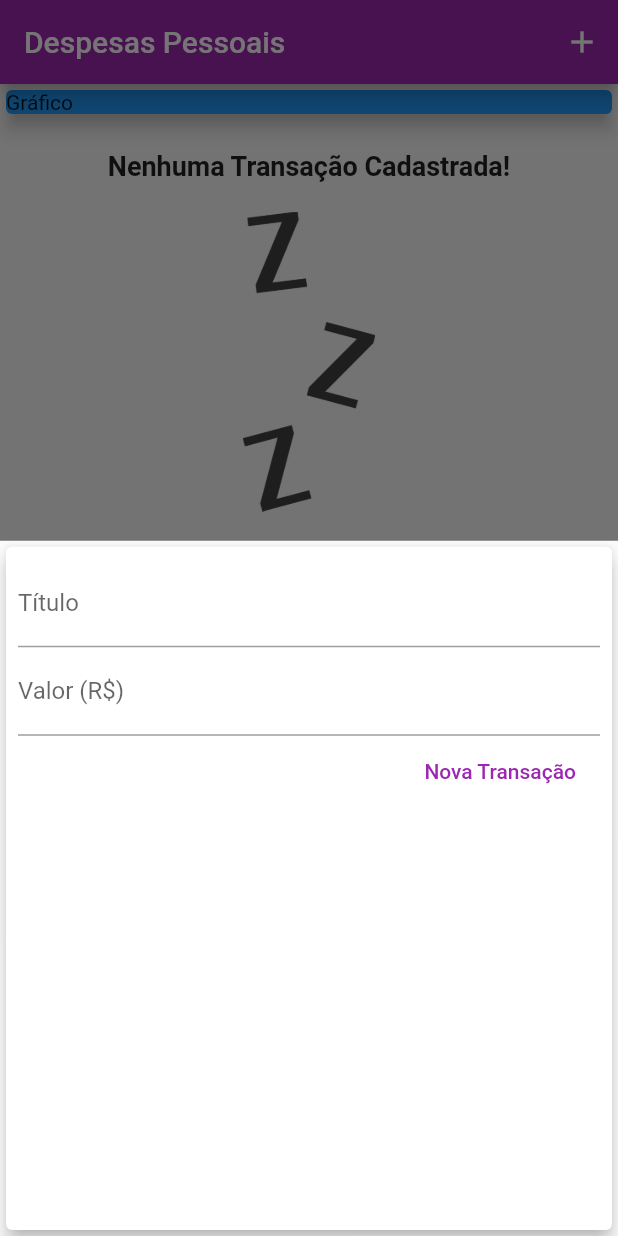
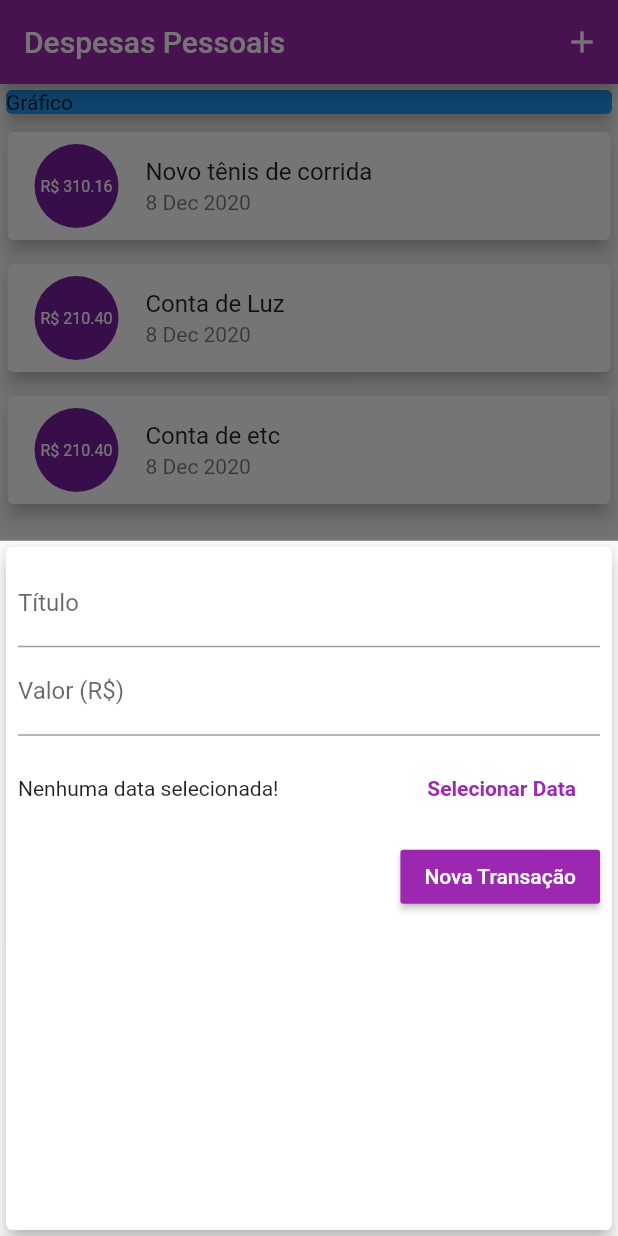
Before and after one commit to andrecostaa/expenses-flutter, a Flutter app: the screen it shows after launch, after a tap on the "add" icon, on a phone screen of 412 x 824 dp. Run offline on Flutter 3.47's test engine with Material 2 defaults, Android fonts, the phone set to English and light mode, and no system bars.

Commit message:
- mudando o estilo do card da transacao. - incluindo o datepicker ao cadastrar uma transacao.

```diff
--- a/lib/components/transaction_form.dart
+++ b/lib/components/transaction_form.dart
@@ -1,4 +1,5 @@
 import 'package:flutter/material.dart';
+import 'package:intl/intl.dart';
 
 class TransactionForm extends StatefulWidget {
   final void Function(String, double) onSubmit;
@@ -10,19 +11,36 @@ class TransactionForm extends StatefulWidget {
 }
 
 class _TransactionFormState extends State<TransactionForm> {
-  final titleController = TextEditingController();
-
-  final valueController = TextEditingController();
+  final _titleController = TextEditingController();
+  final _valueController = TextEditingController();
+  DateTime _selectDate;
 
   _submitForm() {
-    final title = titleController.text;
-    final value = double.tryParse(valueController.text) ?? 0.0;
+    final title = _titleController.text;
+    final value = double.tryParse(_valueController.text) ?? 0.0;
 
     if (title.isEmpty || value <= 0) {
       return;
     }
 
     widget.onSubmit(title, value);
+  }
+
+  _showDatePicker() {
+    showDatePicker(
+      context: context,
+      initialDate: DateTime.now(),
+      firstDate: DateTime(2019),
+      lastDate: DateTime.now(),
+    ).then((pickedDate) {
+      if (pickedDate == null) {
+        return;
+      }
+
+      setState(() {
+        _selectDate = pickedDate;
+      });
+    });
   }
 
   @override
@@ -34,26 +52,47 @@ class _TransactionFormState extends State<TransactionForm> {
         child: Column(
           children: [
             TextField(
-              controller: titleController,
+              controller: _titleController,
               onSubmitted: (_) => _submitForm(),
               decoration: InputDecoration(
                 labelText: 'Título',
               ),
             ),
             TextField(
-              controller: valueController,
+              controller: _valueController,
               keyboardType: TextInputType.numberWithOptions(decimal: true),
               onSubmitted: (_) => _submitForm(),
               decoration: InputDecoration(
                 labelText: 'Valor (R\$)',
               ),
             ),
+            Container(
+              height: 70,
+              child: Row(
+                children: [
+                  Expanded(
+                    child: Text(_selectDate == null
+                        ? 'Nenhuma data selecionada!'
+                        : 'Data Selecionada: ${DateFormat('dd/MM/y').format(_selectDate)}'),
+                  ),
+                  FlatButton(
+                    textColor: Theme.of(context).primaryColor,
+                    onPressed: _showDatePicker,
+                    child: Text(
+                      'Selecionar Data',
+                      style: TextStyle(fontWeight: FontWeight.bold),
+                    ),
+                  )
+                ],
+              ),
+            ),
             Row(
               mainAxisAlignment: MainAxisAlignment.end,
               children: [
-                FlatButton(
+                RaisedButton(
                   child: Text('Nova Transação'),
-                  textColor: Theme.of(context).primaryColor,
+                  color: Theme.of(context).primaryColor,
+                  textColor: Colors.white,
                   onPressed: () => _submitForm(),
                 ),
               ],
--- a/lib/components/transaction_list.dart
+++ b/lib/components/transaction_list.dart
@@ -35,48 +35,65 @@ class TransactionList extends StatelessWidget {
               itemBuilder: (ctx, index) {
                 final tr = transactions[index];
                 return Card(
-                  child: Row(
-                    children: [
-                      Container(
-                        margin: EdgeInsets.symmetric(
-                          horizontal: 15,
-                          vertical: 10,
-                        ),
-                        decoration: BoxDecoration(
-                          border: Border.all(
-                            color: Theme.of(context).primaryColor,
-                            width: 2,
-                          ),
-                        ),
-                        padding: EdgeInsets.all(10),
-                        child: Text(
-                          'R\$ ${tr.value.toStringAsFixed(2)}',
-                          style: TextStyle(
-                            fontWeight: FontWeight.bold,
-                            fontSize: 20,
-                            color: Theme.of(context).primaryColor,
-                          ),
+                  elevation: 5,
+                  margin: EdgeInsets.symmetric(vertical: 8, horizontal: 5),
+                  child: ListTile(
+                    leading: CircleAvatar(
+                      radius: 30,
+                      child: Padding(
+                        padding: const EdgeInsets.all(6),
+                        child: FittedBox(
+                          child: Text('R\$ ${tr.value.toStringAsFixed(2)}'),
                         ),
                       ),
-                      Column(
-                        crossAxisAlignment: CrossAxisAlignment.start,
-                        children: [
-                          Text(
-                            tr.title,
-                            style: TextStyle(
-                              fontSize: 16,
-                              fontWeight: FontWeight.bold,
-                            ),
-                          ),
-                          Text(
-                            DateFormat('d MMM y').format(tr.date),
-                            style: TextStyle(
-                              color: Colors.grey,
-                            ),
-                          ),
-                        ],
-                      )
-                    ],
+                    ),
+                    title: Text(tr.title),
+                    subtitle: Text(DateFormat('d MMM y').format(tr.date)),
+                    //   child: Card(
+                    //   child: Row(
+                    //     children: [
+                    //       Container(
+                    //         margin: EdgeInsets.symmetric(
+                    //           horizontal: 15,
+                    //           vertical: 10,
+                    //         ),
+                    //         decoration: BoxDecoration(
+                    //           border: Border.all(
+                    //             color: Theme.of(context).primaryColor,
+                    //             width: 2,
+                    //           ),
+                    //         ),
+                    //         padding: EdgeInsets.all(10),
+                    //         child: Text(
+                    //           'R\$ ${tr.value.toStringAsFixed(2)}',
+                    //           style: TextStyle(
+                    //             fontWeight: FontWeight.bold,
+                    //             fontSize: 20,
+                    //             color: Theme.of(context).primaryColor,
+                    //           ),
+                    //         ),
+                    //       ),
+                    //       Column(
+                    //         crossAxisAlignment: CrossAxisAlignment.start,
+                    //         children: [
+                    //           Text(
+                    //             tr.title,
+                    //             style: TextStyle(
+                    //               fontSize: 16,
+                    //               fontWeight: FontWeight.bold,
+                    //             ),
+                    //           ),
+                    //           Text(
+                    //             DateFormat('d MMM y').format(tr.date),
+                    //             style: TextStyle(
+                    //               color: Colors.grey,
+                    //             ),
+                    //           ),
+                    //         ],
+                    //       )
+                    //     ],
+                    //   ),
+                    // ),
                   ),
                 );
               },
--- a/lib/main.dart
+++ b/lib/main.dart
@@ -27,18 +27,24 @@ class MyHomePage extends StatefulWidget {
 
 class _MyHomePageState extends State<MyHomePage> {
   final List<Transaction> _transactions = [
-    // Transaction(
-    //   id: 't1',
-    //   title: 'Novo tênis de corrida',
-    //   value: 310.16,
-    //   date: DateTime.now(),
-    // ),
-    // Transaction(
-    //   id: 't2',
-    //   title: 'Conta de Luz',
-    //   value: 210.40,
-    //   date: DateTime.now(),
-    // ),
+    Transaction(
+      id: 't1',
+      title: 'Novo tênis de corrida',
+      value: 310.16,
+      date: DateTime.now(),
+    ),
+    Transaction(
+      id: 't2',
+      title: 'Conta de Luz',
+      value: 210.40,
+      date: DateTime.now(),
+    ),
+    Transaction(
+      id: 't3',
+      title: 'Conta de etc',
+      value: 210.40,
+      date: DateTime.now(),
+    ),
   ];
 
   _addTransaction(String title, double value) {
```
